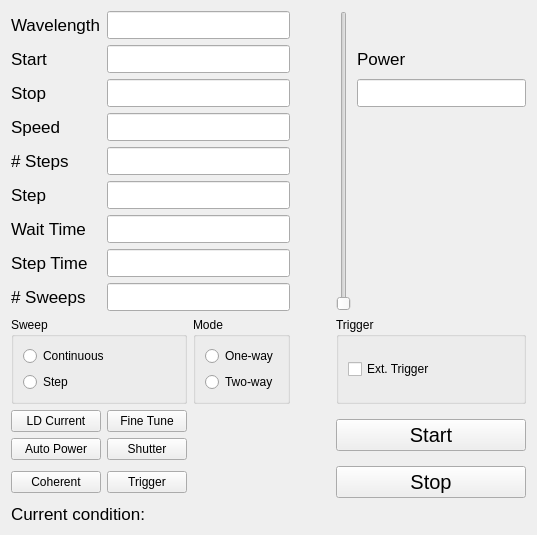
Above: pharos/view/GUI/QtCreator/LaserWidget/laserwidget.ui from uetke/UUPharosController before the change. Below: the same form after it.
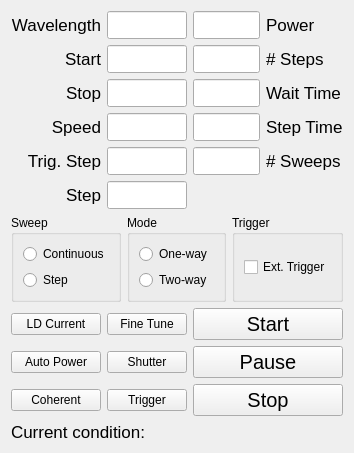
That is the form after the change.

Patch:
```diff
--- a/pharos/view/GUI/QtCreator/LaserWidget/laserwidget.ui
+++ b/pharos/view/GUI/QtCreator/LaserWidget/laserwidget.ui
@@ -6,14 +6,245 @@
    <rect>
     <x>0</x>
     <y>0</y>
-    <width>537</width>
-    <height>503</height>
+    <width>354</width>
+    <height>432</height>
    </rect>
   </property>
   <property name="windowTitle">
    <string>Form</string>
   </property>
   <layout class="QGridLayout" name="gridLayout_4">
+   <item row="9" column="0">
+    <widget class="QPushButton" name="auto_power_button">
+     <property name="text">
+      <string>Auto Power</string>
+     </property>
+    </widget>
+   </item>
+   <item row="6" column="0">
+    <widget class="QLabel" name="step_label">
+     <property name="font">
+      <font>
+       <pointsize>13</pointsize>
+      </font>
+     </property>
+     <property name="text">
+      <string>Step</string>
+     </property>
+     <property name="alignment">
+      <set>Qt::AlignRight|Qt::AlignTrailing|Qt::AlignVCenter</set>
+     </property>
+     <property name="buddy">
+      <cstring>step_line</cstring>
+     </property>
+    </widget>
+   </item>
+   <item row="2" column="1">
+    <widget class="QLineEdit" name="start_wavelength_line">
+     <property name="maximumSize">
+      <size>
+       <width>80</width>
+       <height>16777215</height>
+      </size>
+     </property>
+     <property name="font">
+      <font>
+       <pointsize>13</pointsize>
+      </font>
+     </property>
+    </widget>
+   </item>
+   <item row="5" column="0">
+    <widget class="QLabel" name="trigger_step_label">
+     <property name="font">
+      <font>
+       <pointsize>13</pointsize>
+      </font>
+     </property>
+     <property name="text">
+      <string>Trig. Step</string>
+     </property>
+     <property name="alignment">
+      <set>Qt::AlignRight|Qt::AlignTrailing|Qt::AlignVCenter</set>
+     </property>
+     <property name="buddy">
+      <cstring>trigger_step_line</cstring>
+     </property>
+    </widget>
+   </item>
+   <item row="4" column="0">
+    <widget class="QLabel" name="speed_label">
+     <property name="font">
+      <font>
+       <pointsize>13</pointsize>
+      </font>
+     </property>
+     <property name="text">
+      <string>Speed</string>
+     </property>
+     <property name="alignment">
+      <set>Qt::AlignRight|Qt::AlignTrailing|Qt::AlignVCenter</set>
+     </property>
+     <property name="buddy">
+      <cstring>speed_line</cstring>
+     </property>
+    </widget>
+   </item>
+   <item row="11" column="0" colspan="2">
+    <widget class="QLabel" name="condition_label">
+     <property name="font">
+      <font>
+       <pointsize>13</pointsize>
+      </font>
+     </property>
+     <property name="text">
+      <string>Current condition:</string>
+     </property>
+    </widget>
+   </item>
+   <item row="3" column="0">
+    <widget class="QLabel" name="stop_wavelength_label">
+     <property name="font">
+      <font>
+       <pointsize>13</pointsize>
+      </font>
+     </property>
+     <property name="text">
+      <string>Stop</string>
+     </property>
+     <property name="alignment">
+      <set>Qt::AlignRight|Qt::AlignTrailing|Qt::AlignVCenter</set>
+     </property>
+     <property name="buddy">
+      <cstring>stop_wavelength_line</cstring>
+     </property>
+    </widget>
+   </item>
+   <item row="0" column="1">
+    <widget class="QLineEdit" name="wavelength_line">
+     <property name="enabled">
+      <bool>true</bool>
+     </property>
+     <property name="sizePolicy">
+      <sizepolicy hsizetype="Fixed" vsizetype="Fixed">
+       <horstretch>0</horstretch>
+       <verstretch>0</verstretch>
+      </sizepolicy>
+     </property>
+     <property name="maximumSize">
+      <size>
+       <width>80</width>
+       <height>16777215</height>
+      </size>
+     </property>
+     <property name="font">
+      <font>
+       <pointsize>13</pointsize>
+      </font>
+     </property>
+     <property name="autoFillBackground">
+      <bool>false</bool>
+     </property>
+    </widget>
+   </item>
+   <item row="8" column="0">
+    <widget class="QPushButton" name="LD_button">
+     <property name="text">
+      <string>LD Current</string>
+     </property>
+    </widget>
+   </item>
+   <item row="2" column="0">
+    <widget class="QLabel" name="start_wavelength_label">
+     <property name="font">
+      <font>
+       <pointsize>13</pointsize>
+      </font>
+     </property>
+     <property name="text">
+      <string>Start</string>
+     </property>
+     <property name="alignment">
+      <set>Qt::AlignRight|Qt::AlignTrailing|Qt::AlignVCenter</set>
+     </property>
+     <property name="buddy">
+      <cstring>start_wavelength_line</cstring>
+     </property>
+    </widget>
+   </item>
+   <item row="10" column="0">
+    <widget class="QPushButton" name="coherent_button">
+     <property name="text">
+      <string>Coherent</string>
+     </property>
+    </widget>
+   </item>
+   <item row="7" column="0" colspan="4">
+    <layout class="QHBoxLayout" name="horizontalLayout">
+     <item>
+      <widget class="QGroupBox" name="groupBox">
+       <property name="title">
+        <string>Sweep</string>
+       </property>
+       <layout class="QGridLayout" name="gridLayout">
+        <item row="0" column="0">
+         <widget class="QRadioButton" name="continuous_button">
+          <property name="text">
+           <string>Continuous</string>
+          </property>
+         </widget>
+        </item>
+        <item row="1" column="0">
+         <widget class="QRadioButton" name="step_button">
+          <property name="text">
+           <string>Step</string>
+          </property>
+         </widget>
+        </item>
+       </layout>
+      </widget>
+     </item>
+     <item>
+      <widget class="QGroupBox" name="groupBox_2">
+       <property name="title">
+        <string>Mode</string>
+       </property>
+       <layout class="QGridLayout" name="gridLayout_2">
+        <item row="0" column="0">
+         <widget class="QRadioButton" name="one_button">
+          <property name="text">
+           <string>One-way</string>
+          </property>
+         </widget>
+        </item>
+        <item row="1" column="0">
+         <widget class="QRadioButton" name="two_button">
+          <property name="text">
+           <string>Two-way</string>
+          </property>
+         </widget>
+        </item>
+       </layout>
+      </widget>
+     </item>
+     <item>
+      <widget class="QGroupBox" name="groupBox_3">
+       <property name="title">
+        <string>Trigger</string>
+       </property>
+       <layout class="QGridLayout" name="gridLayout_3">
+        <item row="0" column="0">
+         <widget class="QCheckBox" name="trigger_check">
+          <property name="text">
+           <string>Ext. Trigger</string>
+          </property>
+         </widget>
+        </item>
+       </layout>
+      </widget>
+     </item>
+    </layout>
+   </item>
    <item row="0" column="0">
     <widget class="QLabel" name="label">
      <property name="font">
@@ -24,85 +255,22 @@
      <property name="text">
       <string>Wavelength</string>
      </property>
+     <property name="alignment">
+      <set>Qt::AlignRight|Qt::AlignTrailing|Qt::AlignVCenter</set>
+     </property>
      <property name="buddy">
       <cstring>wavelength_line</cstring>
      </property>
     </widget>
    </item>
-   <item row="0" column="1" colspan="2">
-    <widget class="QLineEdit" name="wavelength_line">
-     <property name="font">
-      <font>
-       <pointsize>13</pointsize>
-      </font>
-     </property>
-    </widget>
-   </item>
-   <item row="1" column="0">
-    <widget class="QLabel" name="label_2">
-     <property name="font">
-      <font>
-       <pointsize>13</pointsize>
-      </font>
-     </property>
-     <property name="text">
-      <string>Start</string>
-     </property>
-     <property name="buddy">
-      <cstring>start_wavelength_line</cstring>
-     </property>
-    </widget>
-   </item>
-   <item row="1" column="1" colspan="2">
-    <widget class="QLineEdit" name="start_wavelength_line">
-     <property name="font">
-      <font>
-       <pointsize>13</pointsize>
-      </font>
-     </property>
-    </widget>
-   </item>
-   <item row="1" column="5">
-    <widget class="QLabel" name="label_7">
-     <property name="font">
-      <font>
-       <pointsize>13</pointsize>
-      </font>
-     </property>
-     <property name="text">
-      <string>Power</string>
-     </property>
-     <property name="buddy">
-      <cstring>power_line</cstring>
-     </property>
-    </widget>
-   </item>
-   <item row="2" column="0">
-    <widget class="QLabel" name="label_3">
-     <property name="font">
-      <font>
-       <pointsize>13</pointsize>
-      </font>
-     </property>
-     <property name="text">
-      <string>Stop</string>
-     </property>
-     <property name="buddy">
-      <cstring>stop_wavelength_line</cstring>
-     </property>
-    </widget>
-   </item>
-   <item row="2" column="1" colspan="2">
+   <item row="3" column="1">
     <widget class="QLineEdit" name="stop_wavelength_line">
-     <property name="font">
-      <font>
-       <pointsize>13</pointsize>
-      </font>
+     <property name="maximumSize">
+      <size>
+       <width>80</width>
+       <height>16777215</height>
+      </size>
      </property>
-    </widget>
-   </item>
-   <item row="2" column="5">
-    <widget class="QLineEdit" name="power_line">
      <property name="font">
       <font>
        <pointsize>13</pointsize>
@@ -110,87 +278,44 @@
      </property>
     </widget>
    </item>
-   <item row="3" column="0">
-    <widget class="QLabel" name="label_4">
-     <property name="font">
-      <font>
-       <pointsize>13</pointsize>
-      </font>
-     </property>
-     <property name="text">
-      <string>Speed</string>
-     </property>
-     <property name="buddy">
-      <cstring>speed_line</cstring>
-     </property>
-    </widget>
-   </item>
-   <item row="3" column="1" colspan="2">
+   <item row="4" column="1">
     <widget class="QLineEdit" name="speed_line">
-     <property name="font">
-      <font>
-       <pointsize>13</pointsize>
-      </font>
-     </property>
-    </widget>
-   </item>
-   <item row="3" column="3">
-    <spacer name="horizontalSpacer">
-     <property name="orientation">
-      <enum>Qt::Horizontal</enum>
-     </property>
-     <property name="sizeType">
-      <enum>QSizePolicy::Fixed</enum>
-     </property>
-     <property name="sizeHint" stdset="0">
+     <property name="maximumSize">
       <size>
-       <width>40</width>
-       <height>20</height>
+       <width>80</width>
+       <height>16777215</height>
       </size>
      </property>
-    </spacer>
-   </item>
-   <item row="4" column="0">
-    <widget class="QLabel" name="label_6">
      <property name="font">
       <font>
        <pointsize>13</pointsize>
       </font>
      </property>
-     <property name="text">
-      <string># Steps</string>
-     </property>
-     <property name="buddy">
-      <cstring>steps_line</cstring>
-     </property>
     </widget>
    </item>
-   <item row="4" column="1" colspan="2">
-    <widget class="QLineEdit" name="steps_line">
-     <property name="font">
-      <font>
-       <pointsize>13</pointsize>
-      </font>
+   <item row="5" column="1">
+    <widget class="QLineEdit" name="trigger_step_line">
+     <property name="maximumSize">
+      <size>
+       <width>80</width>
+       <height>16777215</height>
+      </size>
      </property>
-    </widget>
-   </item>
-   <item row="5" column="0">
-    <widget class="QLabel" name="label_11">
      <property name="font">
       <font>
        <pointsize>13</pointsize>
       </font>
      </property>
-     <property name="text">
-      <string>Step</string>
-     </property>
-     <property name="buddy">
-      <cstring>steps_line</cstring>
-     </property>
     </widget>
    </item>
-   <item row="5" column="1" colspan="2">
+   <item row="6" column="1">
     <widget class="QLineEdit" name="step_line">
+     <property name="maximumSize">
+      <size>
+       <width>80</width>
+       <height>16777215</height>
+      </size>
+     </property>
      <property name="font">
       <font>
        <pointsize>13</pointsize>
@@ -201,71 +326,89 @@
      </property>
     </widget>
    </item>
-   <item row="6" column="0">
-    <widget class="QLabel" name="label_8">
+   <item row="0" column="2">
+    <widget class="QLineEdit" name="power_line">
+     <property name="maximumSize">
+      <size>
+       <width>80</width>
+       <height>16777215</height>
+      </size>
+     </property>
+     <property name="font">
+      <font>
+       <pointsize>13</pointsize>
+      </font>
+     </property>
+    </widget>
+   </item>
+   <item row="0" column="3">
+    <widget class="QLabel" name="power_label">
      <property name="font">
       <font>
        <pointsize>13</pointsize>
       </font>
      </property>
      <property name="text">
-      <string>Wait Time</string>
+      <string>Power</string>
      </property>
      <property name="buddy">
       <cstring>steps_line</cstring>
      </property>
     </widget>
    </item>
-   <item row="6" column="1" colspan="2">
+   <item row="2" column="2">
+    <widget class="QLineEdit" name="steps_line">
+     <property name="maximumSize">
+      <size>
+       <width>80</width>
+       <height>16777215</height>
+      </size>
+     </property>
+     <property name="font">
+      <font>
+       <pointsize>13</pointsize>
+      </font>
+     </property>
+    </widget>
+   </item>
+   <item row="3" column="2">
     <widget class="QLineEdit" name="wait_line">
-     <property name="font">
-      <font>
-       <pointsize>13</pointsize>
-      </font>
+     <property name="maximumSize">
+      <size>
+       <width>80</width>
+       <height>16777215</height>
+      </size>
      </property>
-    </widget>
-   </item>
-   <item row="7" column="0">
-    <widget class="QLabel" name="label_9">
      <property name="font">
       <font>
        <pointsize>13</pointsize>
       </font>
      </property>
-     <property name="text">
-      <string>Step Time</string>
-     </property>
-     <property name="buddy">
-      <cstring>steps_line</cstring>
-     </property>
     </widget>
    </item>
-   <item row="7" column="1" colspan="2">
+   <item row="4" column="2">
     <widget class="QLineEdit" name="step_time_line">
-     <property name="font">
-      <font>
-       <pointsize>13</pointsize>
-      </font>
+     <property name="maximumSize">
+      <size>
+       <width>80</width>
+       <height>16777215</height>
+      </size>
      </property>
-    </widget>
-   </item>
-   <item row="8" column="0">
-    <widget class="QLabel" name="label_10">
      <property name="font">
       <font>
        <pointsize>13</pointsize>
       </font>
      </property>
-     <property name="text">
-      <string># Sweeps</string>
-     </property>
-     <property name="buddy">
-      <cstring>steps_line</cstring>
-     </property>
     </widget>
    </item>
-   <item row="8" column="1" colspan="2">
+   <item row="5" column="2">
     <widget class="QLineEdit" name="sweeps_line">
+     <property name="maximumSize">
+      <size>
+       <width>80</width>
+       <height>16777215</height>
+      </size>
+     </property>
      <property name="font">
       <font>
        <pointsize>13</pointsize>
@@ -273,123 +416,112 @@
      </property>
     </widget>
    </item>
-   <item row="9" column="0" colspan="2">
-    <widget class="QGroupBox" name="groupBox">
-     <property name="title">
-      <string>Sweep</string>
+   <item row="2" column="3">
+    <widget class="QLabel" name="steps_label">
+     <property name="font">
+      <font>
+       <pointsize>13</pointsize>
+      </font>
      </property>
-     <layout class="QGridLayout" name="gridLayout">
-      <item row="0" column="0">
-       <widget class="QRadioButton" name="continuous_button">
-        <property name="text">
-         <string>Continuous</string>
-        </property>
-       </widget>
-      </item>
-      <item row="1" column="0">
-       <widget class="QRadioButton" name="step_button">
-        <property name="text">
-         <string>Step</string>
-        </property>
-       </widget>
-      </item>
-     </layout>
+     <property name="text">
+      <string># Steps</string>
+     </property>
+     <property name="buddy">
+      <cstring>steps_line</cstring>
+     </property>
     </widget>
    </item>
-   <item row="9" column="2">
-    <widget class="QGroupBox" name="groupBox_2">
-     <property name="title">
-      <string>Mode</string>
+   <item row="3" column="3">
+    <widget class="QLabel" name="wait_label">
+     <property name="font">
+      <font>
+       <pointsize>13</pointsize>
+      </font>
      </property>
-     <layout class="QGridLayout" name="gridLayout_2">
-      <item row="0" column="0">
-       <widget class="QRadioButton" name="one_button">
-        <property name="text">
-         <string>One-way</string>
-        </property>
-       </widget>
-      </item>
-      <item row="1" column="0">
-       <widget class="QRadioButton" name="two_button">
-        <property name="text">
-         <string>Two-way</string>
-        </property>
-       </widget>
-      </item>
-     </layout>
+     <property name="text">
+      <string>Wait Time</string>
+     </property>
+     <property name="buddy">
+      <cstring>wait_line</cstring>
+     </property>
     </widget>
    </item>
-   <item row="9" column="4" colspan="2">
-    <widget class="QGroupBox" name="groupBox_3">
-     <property name="title">
-      <string>Trigger</string>
+   <item row="4" column="3">
+    <widget class="QLabel" name="step_time_label">
+     <property name="font">
+      <font>
+       <pointsize>13</pointsize>
+      </font>
      </property>
-     <layout class="QGridLayout" name="gridLayout_3">
-      <item row="0" column="0">
-       <widget class="QCheckBox" name="trigger_check">
-        <property name="text">
-         <string>Ext. Trigger</string>
-        </property>
-       </widget>
-      </item>
-     </layout>
+     <property name="text">
+      <string>Step Time</string>
+     </property>
+     <property name="buddy">
+      <cstring>step_time_line</cstring>
+     </property>
     </widget>
    </item>
-   <item row="10" column="0">
-    <widget class="QPushButton" name="LD_button">
+   <item row="5" column="3">
+    <widget class="QLabel" name="sweeps_label">
+     <property name="font">
+      <font>
+       <pointsize>13</pointsize>
+      </font>
+     </property>
      <property name="text">
-      <string>LD Current</string>
+      <string># Sweeps</string>
      </property>
     </widget>
    </item>
-   <item row="10" column="1">
+   <item row="8" column="1">
     <widget class="QPushButton" name="fine_tune_button">
      <property name="text">
       <string>Fine Tune</string>
      </property>
     </widget>
    </item>
-   <item row="10" column="4" rowspan="2" colspan="2">
-    <widget class="QPushButton" name="start_button">
-     <property name="font">
-      <font>
-       <pointsize>15</pointsize>
-      </font>
-     </property>
-     <property name="text">
-      <string>Start</string>
-     </property>
-    </widget>
-   </item>
-   <item row="11" column="0">
-    <widget class="QPushButton" name="auto_power_button">
-     <property name="text">
-      <string>Auto Power</string>
-     </property>
-    </widget>
-   </item>
-   <item row="11" column="1">
+   <item row="9" column="1">
     <widget class="QPushButton" name="shutter_button">
      <property name="text">
       <string>Shutter</string>
      </property>
     </widget>
    </item>
-   <item row="12" column="0">
-    <widget class="QPushButton" name="coherent_button">
-     <property name="text">
-      <string>Coherent</string>
-     </property>
-    </widget>
-   </item>
-   <item row="12" column="1">
+   <item row="10" column="1">
     <widget class="QPushButton" name="trigger_output_button">
      <property name="text">
       <string>Trigger</string>
      </property>
     </widget>
    </item>
-   <item row="12" column="4" colspan="2">
+   <item row="8" column="2" colspan="2">
+    <widget class="QPushButton" name="start_button">
+     <property name="font">
+      <font>
+       <pointsize>15</pointsize>
+      </font>
+     </property>
+     <property name="autoFillBackground">
+      <bool>true</bool>
+     </property>
+     <property name="text">
+      <string>Start</string>
+     </property>
+    </widget>
+   </item>
+   <item row="9" column="2" colspan="2">
+    <widget class="QPushButton" name="pause_button">
+     <property name="font">
+      <font>
+       <pointsize>15</pointsize>
+      </font>
+     </property>
+     <property name="text">
+      <string>Pause</string>
+     </property>
+    </widget>
+   </item>
+   <item row="10" column="2" colspan="2">
     <widget class="QPushButton" name="stop_button">
      <property name="font">
       <font>
@@ -401,31 +533,6 @@
      </property>
     </widget>
    </item>
-   <item row="13" column="0" colspan="2">
-    <widget class="QLabel" name="condition_label">
-     <property name="font">
-      <font>
-       <pointsize>13</pointsize>
-      </font>
-     </property>
-     <property name="text">
-      <string>Current condition:</string>
-     </property>
-    </widget>
-   </item>
-   <item row="0" column="4" rowspan="9">
-    <widget class="QSlider" name="power_slider">
-     <property name="minimum">
-      <number>1</number>
-     </property>
-     <property name="maximum">
-      <number>10000</number>
-     </property>
-     <property name="orientation">
-      <enum>Qt::Vertical</enum>
-     </property>
-    </widget>
-   </item>
   </layout>
  </widget>
  <tabstops>
```
Left out of the diff: 26 changed lines with no effect on the pictures.
